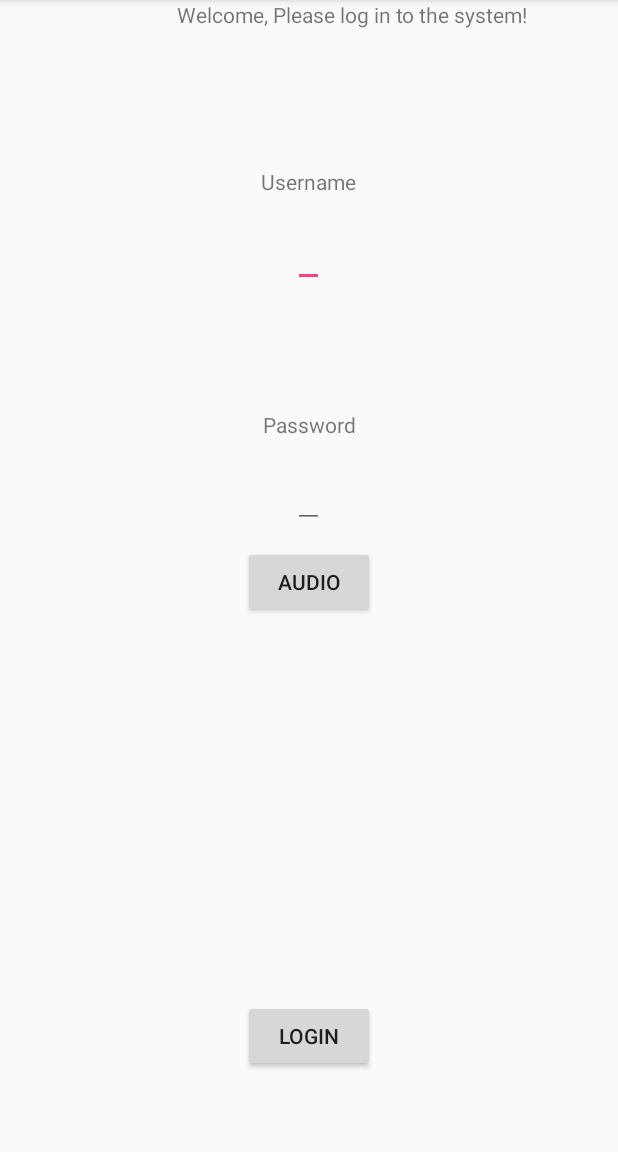
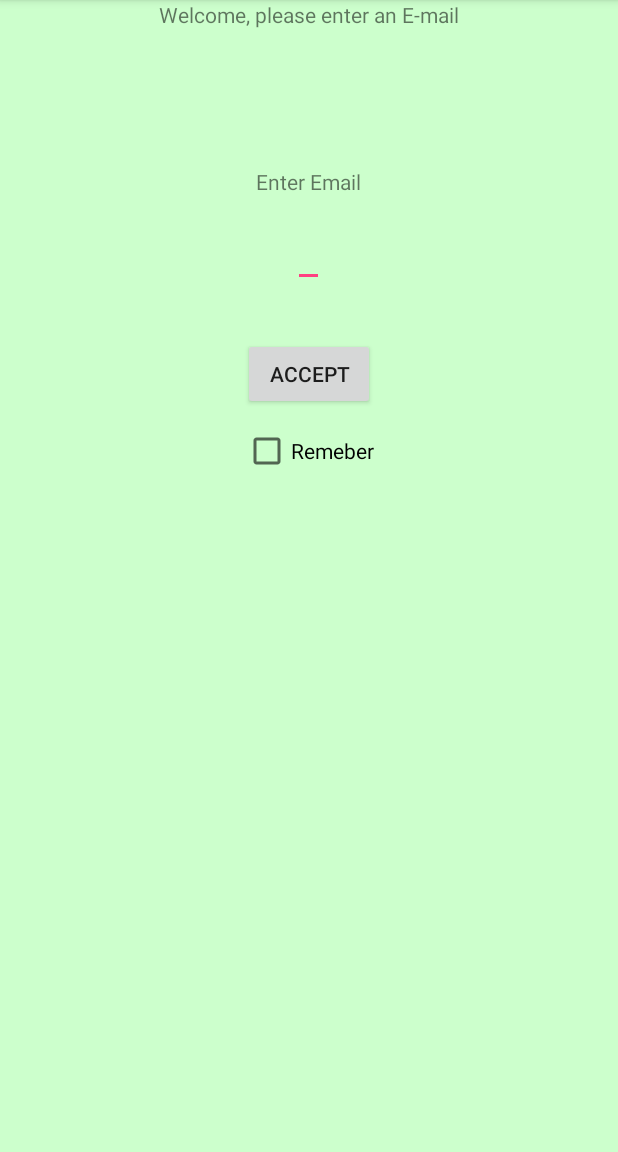
Before and after one commit to Jannii/CloudProject, an Android app: the screen it shows after launch (MainActivity), on a phone screen of 412 x 824 dp, the part 84-1236 px from its top. Run offline under Robolectric (Android 15) with nearby library versions, the phone set to English and light mode, and no system bars.

Commit message:
Mobile App New Features
+Remember me
+ Config
+ Minor changes

```diff
--- a/LetsRunMobil/app/src/main/AndroidManifest.xml
+++ b/LetsRunMobil/app/src/main/AndroidManifest.xml
@@ -40,9 +40,6 @@
             <uses-permission android:name="android.permission.INTERNET" />
             <uses-permission android:name="android.permission.ACCESS_NETWORK_STATE" />
         </activity>
-        <activity android:name=".AudioToText">
-
-        </activity>
     </application>
 
 </manifest>
--- a/LetsRunMobil/app/src/main/java/com/example/gul_h/letsrun/MainActivity.java
+++ b/LetsRunMobil/app/src/main/java/com/example/gul_h/letsrun/MainActivity.java
@@ -1,75 +1,99 @@
 package com.example.gul_h.letsrun;
 
 import android.content.Intent;
+import android.content.SharedPreferences;
 import android.support.v7.app.AppCompatActivity;
 import android.os.Bundle;
+import android.text.TextUtils;
 import android.view.View;
 import android.widget.Button;
+import android.widget.CheckBox;
 import android.widget.EditText;
+import android.widget.Toast;
 
 public class MainActivity extends AppCompatActivity {
+
+    //<-----Remember globals----->//
+    private SharedPreferences loginPreferences;
+    private SharedPreferences.Editor loginPrefsEditor;
+    private Boolean saveLogin;
+    private CheckBox checkBoxRemember;
+    private EditText TheUserNameRemember;
 
     @Override
     protected void onCreate(Bundle savedInstanceState) {
         super.onCreate(savedInstanceState);
         setContentView(R.layout.activity_main);
 
+
         //<-----Find components in view----->//
-        final EditText theUserName =  (EditText) findViewById(R.id.userName);
-        final EditText thePassword =  (EditText) findViewById(R.id.passWord);
+        final EditText theUserName = (EditText) findViewById(R.id.userName);
         final Button theLogin = (Button) findViewById(R.id.login);
-        final Button theAudio = (Button) findViewById(R.id.audio);
+        final CheckBox theRemember = (CheckBox) findViewById(R.id.remember);
 
+        //<-----Declare from local to Global----->//
+
+        checkBoxRemember = theRemember;
+        TheUserNameRemember = theUserName;
+
+        //<-----Check if remember----->//
+        initCheckBox();
 
         //<-----Method for performing login----->//
         theLogin.setOnClickListener(new View.OnClickListener() {
             public void onClick(View v) {
                 //<-----Click on button action----->//
-
                 String userNameString = (String) theUserName.getText().toString();
-                String passwordString = (String) thePassword.getText().toString();
-
                 //<-----Debug actions----->//
-
                 System.out.println("the username equals: " + userNameString);
-                System.out.println("the password equals: " + passwordString);
-
                 //<-----Bypass to next scene----->//
-
-                startActivity(new Intent(MainActivity.this, Start.class));
+                //startActivity(new Intent(MainActivity.this, Start.class));
 
                 //<-----Error validation----->//
 
-                boolean pass = false;
-                if(userNameString.length() < 6 && passwordString.length() < 6){
-                    System.out.println("username/password must be larger then 5 in size");
+                if (isValidEmail(userNameString) == false) {
+                    System.out.println("Email must be valid");
+                    createShortToastInvoke("Email must be valid");
+                } else {
+                    if (theRemember.isChecked()) {
+                        loginPrefsEditor.putBoolean("saveLogin", true);
+                        loginPrefsEditor.putString("email", userNameString);
+                        loginPrefsEditor.commit();
+                    } else {
+                        loginPrefsEditor.clear();
+                        loginPrefsEditor.commit();
+                    }
+
+                    System.out.println("Email IS valid");
+                    Intent intent = new Intent(MainActivity.this, Start.class);
+                    intent.putExtra("email", userNameString);
+                    startActivity(intent);
                 }
-                else{
-                    pass = true;
-                }
-
-                //<-----Compare against AzureSQL----->//
-
-                if(pass == true){
-
-                    System.out.println("compare against AzureSQL");
-                    //<-----Code here----->//
-                }
-            }
-        });
-        theAudio.setOnClickListener(new View.OnClickListener() {
-            public void onClick(View v) {
-                //<-----Click on button action----->//
-
-
-
-                startActivity(new Intent(MainActivity.this, AudioToText.class));
-
-                //<-----Error validation----->//
-
-
 
             }
         });
+
+    }
+    public final static boolean isValidEmail(CharSequence target) {
+        return !TextUtils.isEmpty(target) && android.util.Patterns.EMAIL_ADDRESS.matcher(target).matches();
+
+    }
+    public void createShortToastInvoke(String text){
+        Toast.makeText(this, text, Toast.LENGTH_SHORT).show();
+    }
+
+    public void initCheckBox(){
+        loginPreferences = getSharedPreferences("loginPrefs", MODE_PRIVATE);
+        loginPrefsEditor = loginPreferences.edit();
+
+        saveLogin = loginPreferences.getBoolean("saveLogin", false);
+        if (saveLogin == true) {
+            //<-----DEBUG----->//
+            System.out.println("PREFERENCES: " + loginPreferences.getString("email", ""));
+            //<-----AUTOFILL----->//
+            TheUserNameRemember.setText(loginPreferences.getString("email", ""));
+            checkBoxRemember.setChecked(true);
+        }
+
     }
 }
--- a/LetsRunMobil/app/src/main/res/layout/activity_main.xml
+++ b/LetsRunMobil/app/src/main/res/layout/activity_main.xml
@@ -4,75 +4,53 @@
     xmlns:tools="http://schemas.android.com/tools"
     android:layout_width="match_parent"
     android:layout_height="match_parent"
+    android:background="#CCFFCC"
     tools:context="com.example.gul_h.letsrun.MainActivity">
 
     <Button
         android:id="@+id/login"
         android:layout_width="wrap_content"
         android:layout_height="wrap_content"
-        android:text="Login"
-        android:layout_alignParentBottom="true"
+        android:layout_below="@+id/userName"
         android:layout_centerHorizontal="true"
-        android:layout_marginBottom="53dp" />
+        android:layout_marginTop="34dp"
+        android:text="Accept" />
 
     <TextView
+        android:id="@+id/textView4"
         android:layout_width="wrap_content"
         android:layout_height="wrap_content"
-        android:text="Welcome, Please log in to the system!"
-        android:id="@+id/textView4"
         android:layout_alignParentTop="true"
-        android:layout_alignParentRight="true"
-        android:layout_alignParentEnd="true"
-        android:layout_marginRight="60dp"
-        android:layout_marginEnd="60dp" />
+        android:layout_centerHorizontal="true"
+        android:text="Welcome, please enter an E-mail" />
 
     <TextView
         android:id="@+id/textView"
         android:layout_width="wrap_content"
         android:layout_height="wrap_content"
-        android:text="Username"
+        android:layout_below="@+id/textView4"
+        android:layout_centerHorizontal="true"
         android:layout_marginTop="92dp"
-        android:layout_below="@+id/textView4"
-        android:layout_centerHorizontal="true" />
+        android:text="Enter Email" />
 
     <EditText
         android:id="@+id/userName"
         android:layout_width="wrap_content"
         android:layout_height="wrap_content"
-        android:inputType="textPersonName"
-        android:text=""
         android:layout_below="@+id/textView"
         android:layout_centerHorizontal="true"
-        android:layout_marginTop="15dp" />
+        android:layout_marginTop="15dp"
+        android:inputType="textPersonName"
+        android:text="" />
 
-    <TextView
-        android:id="@+id/textView2"
+    <CheckBox
+        android:id="@+id/remember"
         android:layout_width="wrap_content"
         android:layout_height="wrap_content"
-        android:text="Password"
-        android:layout_below="@+id/userName"
-        android:layout_alignRight="@+id/textView"
-        android:layout_alignEnd="@+id/textView"
-        android:layout_marginTop="82dp" />
-
-    <EditText
-        android:id="@+id/passWord"
-        android:layout_width="wrap_content"
-        android:layout_height="wrap_content"
-        android:inputType="textPassword"
-        android:layout_marginTop="14dp"
-        android:layout_below="@+id/textView2"
-        android:layout_alignLeft="@+id/userName"
-        android:layout_alignStart="@+id/userName" />
-
-    <Button
-        android:id="@+id/audio"
-        android:layout_width="wrap_content"
-        android:layout_height="wrap_content"
-        android:text="Audio"
-        android:layout_below="@+id/passWord"
         android:layout_alignLeft="@+id/login"
         android:layout_alignStart="@+id/login"
-        android:layout_marginTop="12dp" />
+        android:layout_below="@+id/login"
+        android:layout_marginTop="11dp"
+        android:text="Remeber" />
 
 </RelativeLayout>
```
Also changed, not shown: LetsRunMobil/app/src/main/java/com/example/gul_h/letsrun/AudioToText.java (deleted, +0 -94 lines), LetsRunMobil/app/src/main/java/com/example/gul_h/letsrun/GPSEntity.java (+14 -14 lines), LetsRunMobil/app/src/main/java/com/example/gul_h/letsrun/HeartRateEntity.java (+3 -4 lines), LetsRunMobil/app/src/main/java/com/example/gul_h/letsrun/Start.java (+266 -62 lines), LetsRunMobil/app/src/main/java/com/example/gul_h/letsrun/StepCounterEntity.java (+11 -3 lines), LetsRunMobil/app/src/main/res/layout/activity_start.xml (+21 -2 lines), LetsRunMobil/app/src/main/res/layout/audio.xml (deleted, +0 -46 lines).
